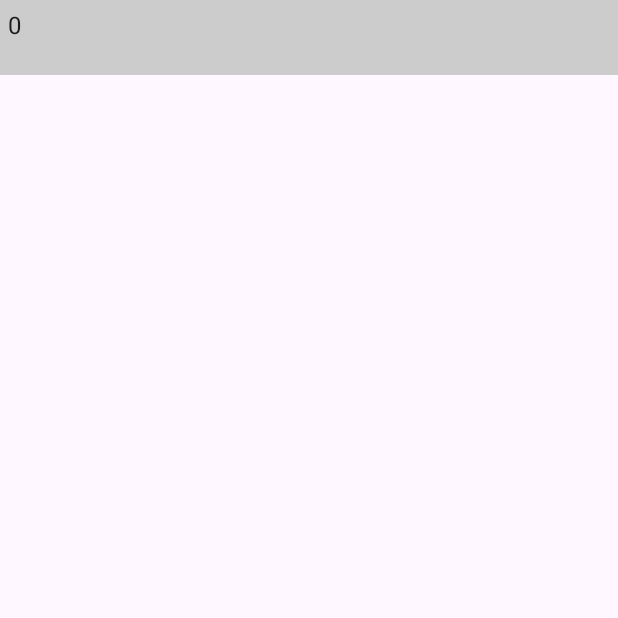
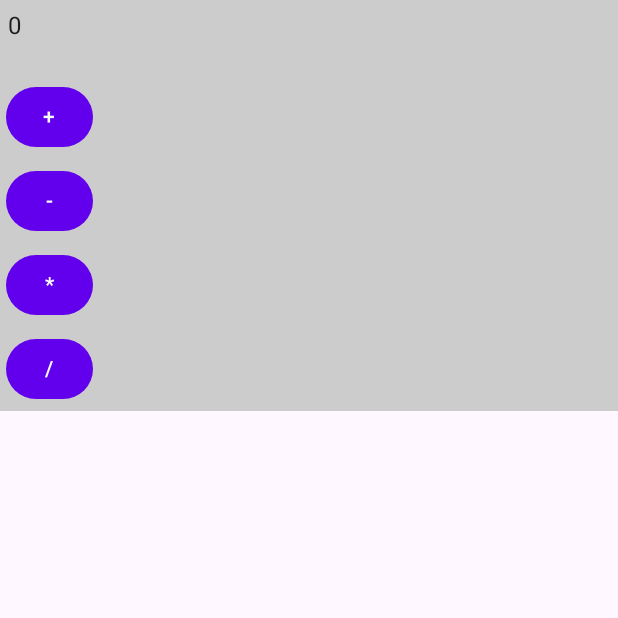
Before and after one commit to KoushikMadugula/MultiCalculator, an Android app built with Jetpack Compose: the composable CalcView shown on its own in the app's theme, on a phone screen of 412 x 824 dp, the top half of it. Run offline under Robolectric (Android 15) with nearby library versions, the phone set to English and light mode, and no system bars.

Commit message:
CalcView - second column

```diff
--- a/androidApp/src/main/java/com/example/multicalculator/android/MainActivity.kt
+++ b/androidApp/src/main/java/com/example/multicalculator/android/MainActivity.kt
@@ -57,7 +57,15 @@ fun CalcView(){
     Column (modifier = Modifier.background(Color.LightGray)) {
         CalcDisplay(display = displayText)
         Row {
+        Column {
 
+        }
+        Column {
+            CalcOperationButton(operation = "+", display = displayText)
+            CalcOperationButton(operation = "-", display = displayText)
+            CalcOperationButton(operation = "*", display = displayText)
+            CalcOperationButton(operation = "/", display = displayText)
+        }
         }
 
     }
```
